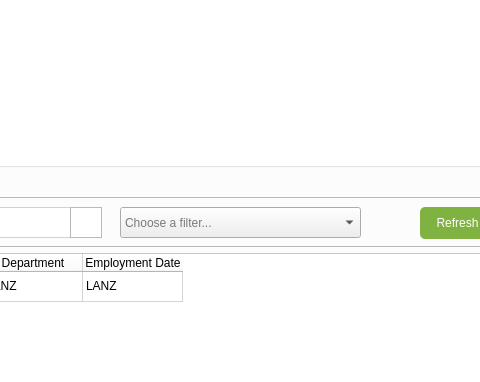
Before: the Qt Designer form GUI/main_dashboard-copyCANLAS.ui in NickZuidema/SUHR-System, drawn with Qt 5; both pictures show x 241 to 721 and y 0 to 382 of the 1479 by 714 pixel window.
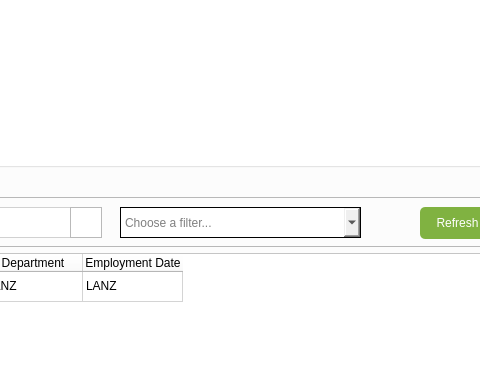
After: the same form once the commit is applied. Icons and pictures are not drawn.

What changed in the file:
```diff
--- a/GUI/main_dashboard-copyCANLAS.ui
+++ b/GUI/main_dashboard-copyCANLAS.ui
@@ -192,7 +192,9 @@
     <item row="2" column="0">
      <widget class="QGroupBox" name="groupBox_2">
       <property name="styleSheet">
-       <string notr="true"/>
+       <string notr="true">background-color: white;
+color: black;
+</string>
       </property>
       <property name="title">
        <string/>
@@ -515,7 +517,7 @@
              <cursorShape>PointingHandCursor</cursorShape>
             </property>
             <property name="styleSheet">
-             <string notr="true"/>
+             <string notr="true">border: 1px solid black</string>
             </property>
             <property name="placeholderText">
              <string>Choose a filter...</string>
```
Left out of the diff: 21 changed lines with no effect on the pictures.
